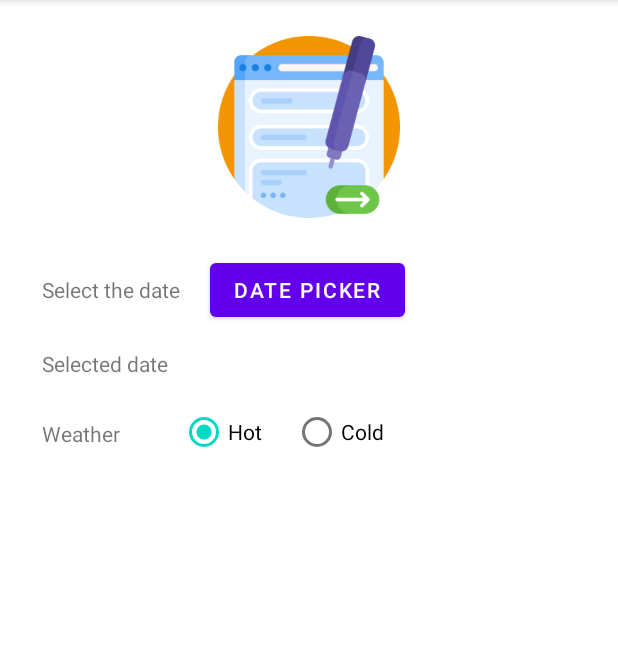
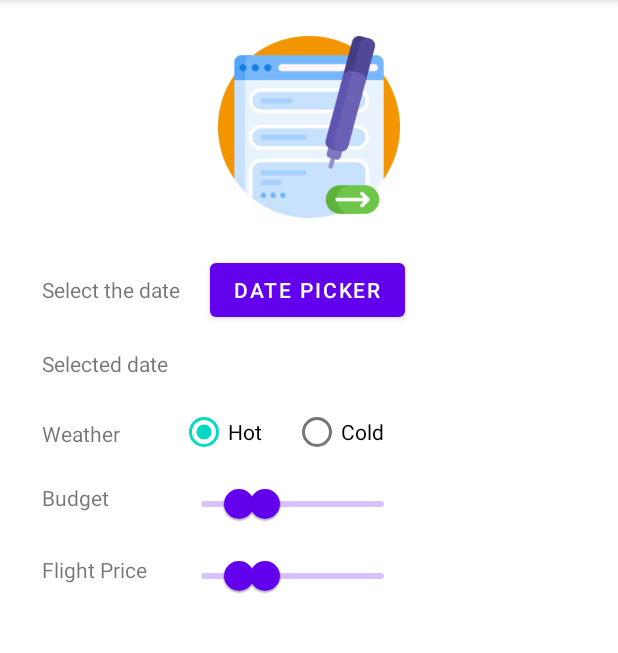
Before and after one commit to viviana-gherasim/VacationApp, an Android app: the DatePicker screen opened directly, with no data from a screen before it, on a phone screen of 412 x 824 dp, the part 84-737 px from its top. Run offline under Robolectric (Android 15) with nearby library versions, the phone set to English and light mode, and no system bars.

Commit message:
Added the budget and the flight price in the form.

```diff
--- a/app/build.gradle
+++ b/app/build.gradle
@@ -40,5 +40,4 @@ dependencies {
     implementation platform('com.google.firebase:firebase-bom:29.0.4')
     implementation 'com.google.firebase:firebase-analytics'
     androidTestImplementation 'androidx.test.espresso:espresso-core:3.4.0'
-
 }
--- a/app/src/main/java/com/example/vacationapp/DatePicker.java
+++ b/app/src/main/java/com/example/vacationapp/DatePicker.java
@@ -11,6 +11,7 @@ import androidx.core.util.Pair;
 
 import com.google.android.material.datepicker.MaterialDatePicker;
 import com.google.android.material.datepicker.MaterialPickerOnPositiveButtonClickListener;
+import com.google.android.material.slider.RangeSlider;
 
 import java.util.Calendar;
 import java.util.TimeZone;
@@ -45,5 +46,13 @@ public class DatePicker extends AppCompatActivity {
                 mSelectedDateText.setText("Selected Date: " + materialDatePicker.getHeaderText());
             }
         });
+
+        RangeSlider slider1 = findViewById(R.id.rangeSeekBar1);
+        slider1.setValues(2000f, 3500f);
+
+        RangeSlider slider2 = findViewById(R.id.rangeSeekBar2);
+        slider2.setValues(2000f, 3500f);
+
+
     }
 }
--- a/app/src/main/res/layout/formular.xml
+++ b/app/src/main/res/layout/formular.xml
@@ -1,9 +1,9 @@
 <?xml version="1.0" encoding="utf-8"?>
-<ScrollView
-    xmlns:android="http://schemas.android.com/apk/res/android"
+<ScrollView xmlns:android="http://schemas.android.com/apk/res/android"
     xmlns:tools="http://schemas.android.com/tools"
     android:layout_width="fill_parent"
     android:layout_height="fill_parent"
+    xmlns:app="http://schemas.android.com/apk/res-auto"
     android:fitsSystemWindows="true"
     tools:context=".DatePicker">
 
@@ -122,6 +122,53 @@
             </TableRow>
             <!--//Weather -->
 
+            <!--Budget -->
+            <TableRow
+                android:layout_width="match_parent"
+                android:layout_height="match_parent">
+
+                <TextView
+                    android:id="@+id/textViewBudget"
+                    android:layout_width="match_parent"
+                    android:layout_height="wrap_content"
+                    android:layout_marginStart="10dp"
+                    android:layout_marginTop="10dp"
+                    android:text="@string/budget" />
+
+                <com.google.android.material.slider.RangeSlider
+                    android:id="@+id/rangeSeekBar1"
+                    android:layout_width="match_parent"
+                    android:layout_height="wrap_content"
+                    android:valueFrom="0"
+                    android:valueTo="10000"
+                    app:values="@array/initial_slider_values"/>
+
+            </TableRow>
+            <!--//Budget -->
+
+            <!--Flight price -->
+            <TableRow
+                android:layout_width="match_parent"
+                android:layout_height="match_parent">
+
+                <TextView
+                    android:id="@+id/textViewFlightPrice"
+                    android:layout_width="match_parent"
+                    android:layout_height="wrap_content"
+                    android:layout_marginStart="10dp"
+                    android:layout_marginTop="10dp"
+                    android:text="@string/flightPrice" />
+
+                <com.google.android.material.slider.RangeSlider
+                    android:id="@+id/rangeSeekBar2"
+                    android:layout_width="match_parent"
+                    android:layout_height="wrap_content"
+                    android:valueFrom="0"
+                    android:valueTo="10000"
+                    app:values="@array/initial_slider_values"/>
+            </TableRow>
+            <!--//Flight price -->
+
         </TableLayout>
 
     </LinearLayout>
--- a/app/src/main/res/values/strings.xml
+++ b/app/src/main/res/values/strings.xml
@@ -20,6 +20,14 @@
     <string name="weather">Weather</string>
     <string name="hot">Hot</string>
     <string name="cold">Cold</string>
+    <string name="budget">Budget</string>
+    <string name="flightPrice">Flight Price</string>
+
+    <array name="initial_slider_values">
+        <item>2000</item>
+        <item>3500</item>
+    </array>
+
 
     <string-array name="array_months">
         <item>Jan</item>
@@ -35,6 +43,7 @@
         <item>Nov</item>
         <item>Dec</item>
     </string-array>
+
     <string name="january">January</string>
     <string name="february">February</string>
     <string name="march">March</string>
```
